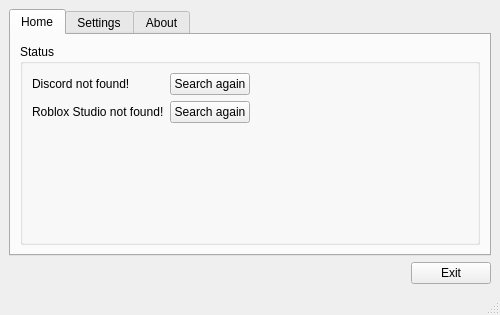
RobloxStudio-DiscordRPC/RPC-Client, file interface/mainwindow.ui: the form before one commit.
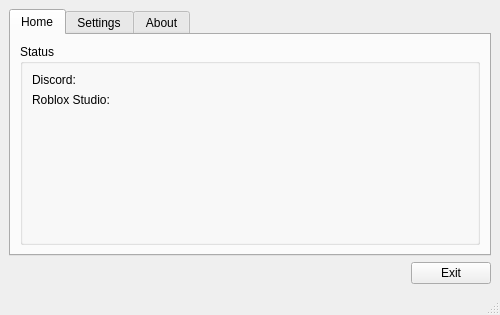
The form after the commit. Icons and pictures are not drawn. Custom widgets are drawn as their Qt base class.

Commit message:
better display for when apps were found
gives ignorable errors, fixing that later

```diff
--- a/interface/mainwindow.ui
+++ b/interface/mainwindow.ui
@@ -41,20 +41,7 @@
            <item row="0" column="0">
             <widget class="QLabel" name="dscFound">
              <property name="text">
-              <string>Discord not found!</string>
-             </property>
-            </widget>
-           </item>
-           <item row="0" column="1">
-            <widget class="QPushButton" name="dscReconnectBtn">
-             <property name="sizePolicy">
-              <sizepolicy hsizetype="Fixed" vsizetype="Fixed">
-               <horstretch>0</horstretch>
-               <verstretch>0</verstretch>
-              </sizepolicy>
-             </property>
-             <property name="text">
-              <string>Search again</string>
+              <string>Discord:</string>
              </property>
             </widget>
            </item>
@@ -64,22 +51,15 @@
               <enum>Qt::LeftToRight</enum>
              </property>
              <property name="text">
-              <string>Roblox Studio not found!</string>
+              <string>Roblox Studio:</string>
              </property>
             </widget>
            </item>
+           <item row="0" column="1">
+            <widget class="FindStatusDisplay" name="dscStatus" native="true"/>
+           </item>
            <item row="1" column="1">
-            <widget class="QPushButton" name="rsReconnectBtn">
-             <property name="sizePolicy">
-              <sizepolicy hsizetype="Fixed" vsizetype="Fixed">
-               <horstretch>0</horstretch>
-               <verstretch>0</verstretch>
-              </sizepolicy>
-             </property>
-             <property name="text">
-              <string>Search again</string>
-             </property>
-            </widget>
+            <widget class="FindStatusDisplay" name="rbxstudioStatus" native="true"/>
            </item>
           </layout>
          </widget>
@@ -250,6 +230,14 @@
   </widget>
   <widget class="QStatusBar" name="statusbar"/>
  </widget>
+ <customwidgets>
+  <customwidget>
+   <class>FindStatusDisplay</class>
+   <extends>QWidget</extends>
+   <header>findstatusdisplay.h</header>
+   <container>1</container>
+  </customwidget>
+ </customwidgets>
  <resources>
   <include location="../assets/assets.qrc"/>
  </resources>
```
The commit also changes 8 other files.
